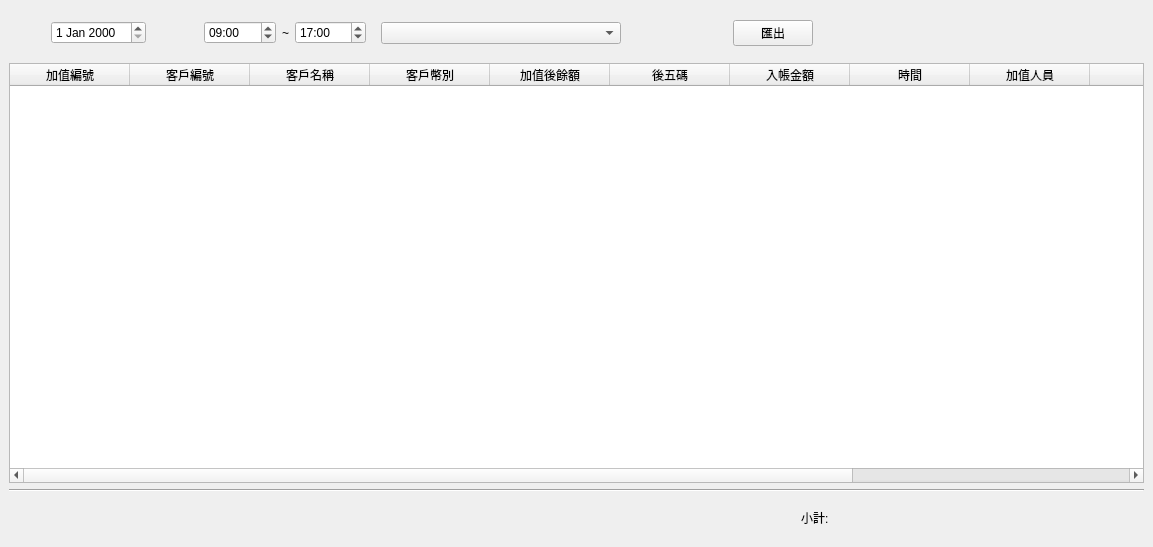
The window that src/AdbClient/StageOrder/LayerDayDebit.ui (roger0816/Adb) describes before a commit, drawn with Qt 5.
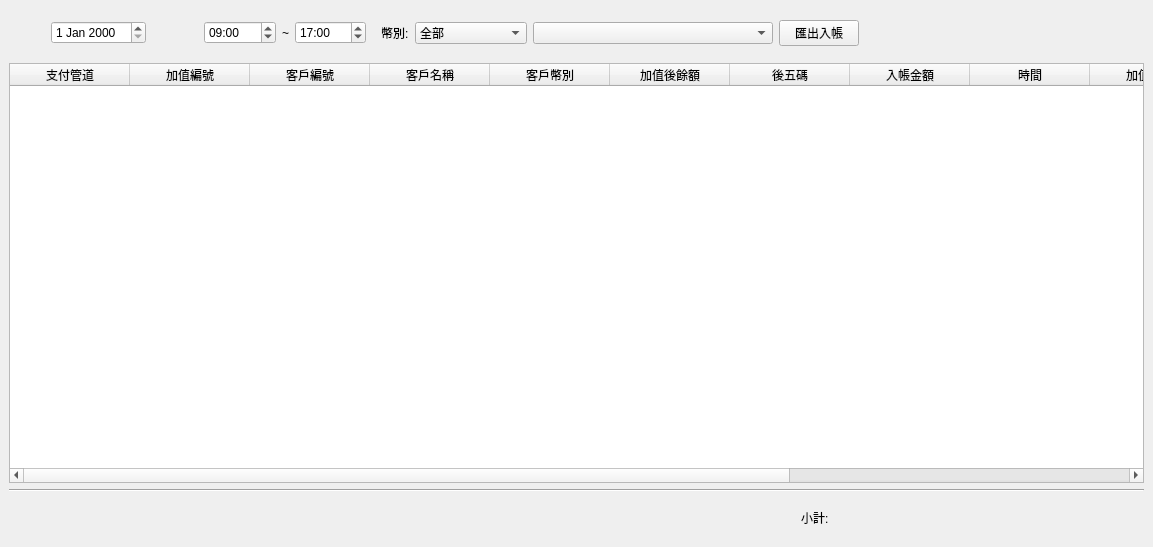
The same window after the commit.

Patch:
```diff
--- a/src/AdbClient/StageOrder/LayerDayDebit.ui
+++ b/src/AdbClient/StageOrder/LayerDayDebit.ui
@@ -192,20 +192,66 @@
             <property name="bottomMargin">
              <number>0</number>
             </property>
+            <item row="0" column="3">
+             <widget class="QPushButton" name="btnDebitExport">
+              <property name="text">
+               <string>匯出入帳</string>
+              </property>
+             </widget>
+            </item>
             <item row="0" column="1">
-             <widget class="QLabel" name="lbCurrency">
+             <widget class="QComboBox" name="cbCurrency">
               <property name="minimumSize">
                <size>
                 <width>100</width>
                 <height>0</height>
                </size>
               </property>
-              <property name="text">
-               <string/>
-              </property>
+              <item>
+               <property name="text">
+                <string>全部</string>
+               </property>
+              </item>
+              <item>
+               <property name="text">
+                <string>新台幣(NTD)</string>
+               </property>
+              </item>
+              <item>
+               <property name="text">
+                <string>美金(USD)</string>
+               </property>
+              </item>
+              <item>
+               <property name="text">
+                <string>港幣(HKD)</string>
+               </property>
+              </item>
+              <item>
+               <property name="text">
+                <string>人民幣(RMB)</string>
+               </property>
+              </item>
+              <item>
+               <property name="text">
+                <string>林吉特(MYR)</string>
+               </property>
+              </item>
+              <item>
+               <property name="text">
+                <string>新加坡元(SGD)</string>
+               </property>
+              </item>
              </widget>
             </item>
             <item row="0" column="0">
+             <widget class="QLabel" name="label_2">
+              <property name="text">
+               <string>幣別:</string>
+              </property>
+             </widget>
+            </item>
+            <item row="0" column="2">
              <widget class="QComboBox" name="cbDebit">
               <property name="minimumSize">
                <size>
@@ -215,13 +261,6 @@
               </property>
              </widget>
             </item>
-            <item row="0" column="2">
-             <widget class="QPushButton" name="btnDebitExport">
-              <property name="text">
-               <string>匯出</string>
-              </property>
-             </widget>
-            </item>
            </layout>
           </widget>
          </item>
@@ -258,6 +297,11 @@
         <attribute name="verticalHeaderVisible">
          <bool>false</bool>
         </attribute>
+        <column>
+         <property name="text">
+          <string>支付管道</string>
+         </property>
+        </column>
         <column>
          <property name="text">
           <string>加值編號</string>
```
